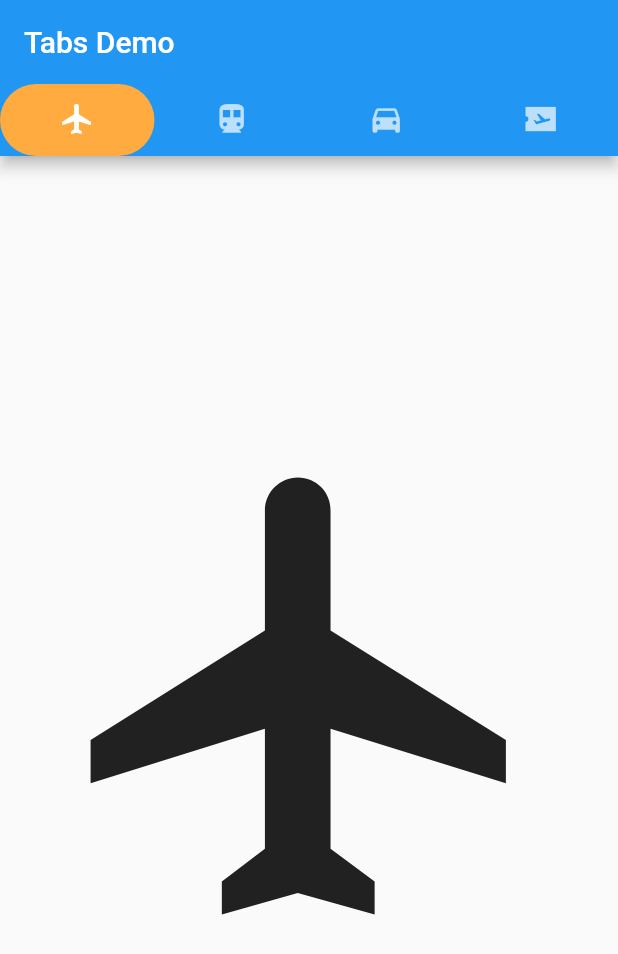
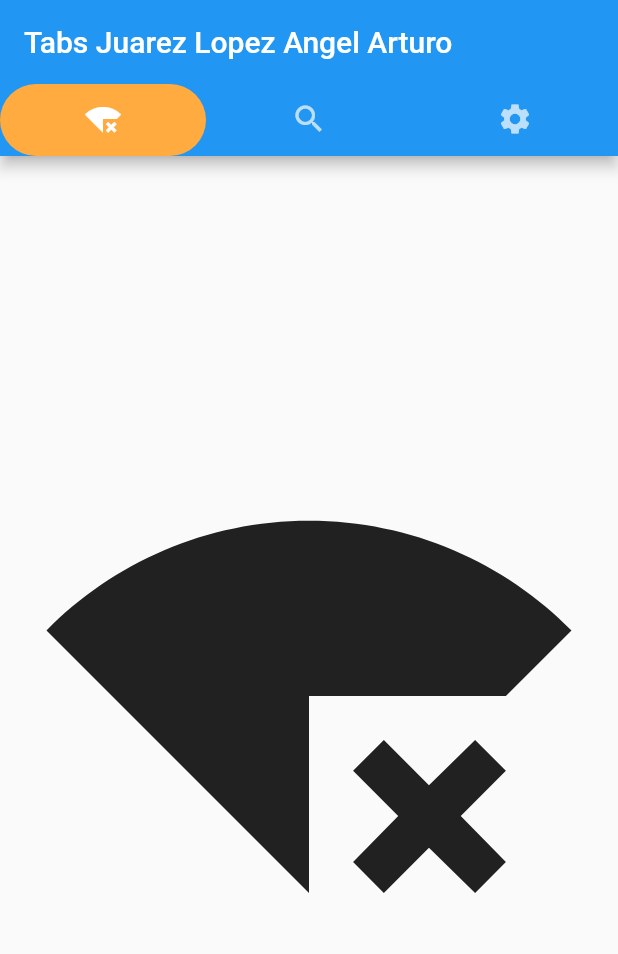
Before and after one commit to AngelArturoJuarezLopez10/tabbar_6j, a Flutter app: the screen it shows after launch, on a phone screen of 412 x 824 dp. Shown: the top 954 px of the screen. Run offline on Flutter 3.47's test engine with Material 2 defaults, Android fonts, the phone set to English and light mode, and no system bars.

Commit message:
tabbarV3

```diff
--- a/lib/main.dart
+++ b/lib/main.dart
@@ -29,7 +29,7 @@ class _MyHomePageState extends State<MyHomePage> {
   @override
   Widget build(BuildContext context) {
     return DefaultTabController(
-      length: 4,
+      length: 3,
       child: Scaffold(
         appBar: AppBar(
           bottom: TabBar(
@@ -37,20 +37,18 @@ class _MyHomePageState extends State<MyHomePage> {
                 borderRadius: BorderRadius.circular(70), // Creates border
                 color: Colors.orangeAccent),
             tabs: [
-              Tab(icon: Icon(Icons.flight)),
-              Tab(icon: Icon(Icons.directions_transit)),
-              Tab(icon: Icon(Icons.directions_car)),
-              Tab(icon: Icon(Icons.airplane_ticket_sharp)),
+              Tab(icon: Icon(Icons.signal_wifi_connected_no_internet_4)),
+              Tab(icon: Icon(Icons.search)),
+              Tab(icon: Icon(Icons.settings)),
             ],
           ),
-          title: Text('Tabs Demo'),
+          title: Text('Tabs Juarez Lopez Angel Arturo'),
         ),
         body: TabBarView(
           children: [
-            Icon(Icons.flight, size: 350),
-            Icon(Icons.directions_transit, size: 350),
-            Icon(Icons.directions_car, size: 350),
-            Icon(Icons.airplane_ticket_sharp, size: 350),
+            Icon(Icons.signal_wifi_connected_no_internet_4, size: 350),
+            Icon(Icons.search, size: 350),
+            Icon(Icons.settings, size: 350),
           ],
         ),
       ),
```
